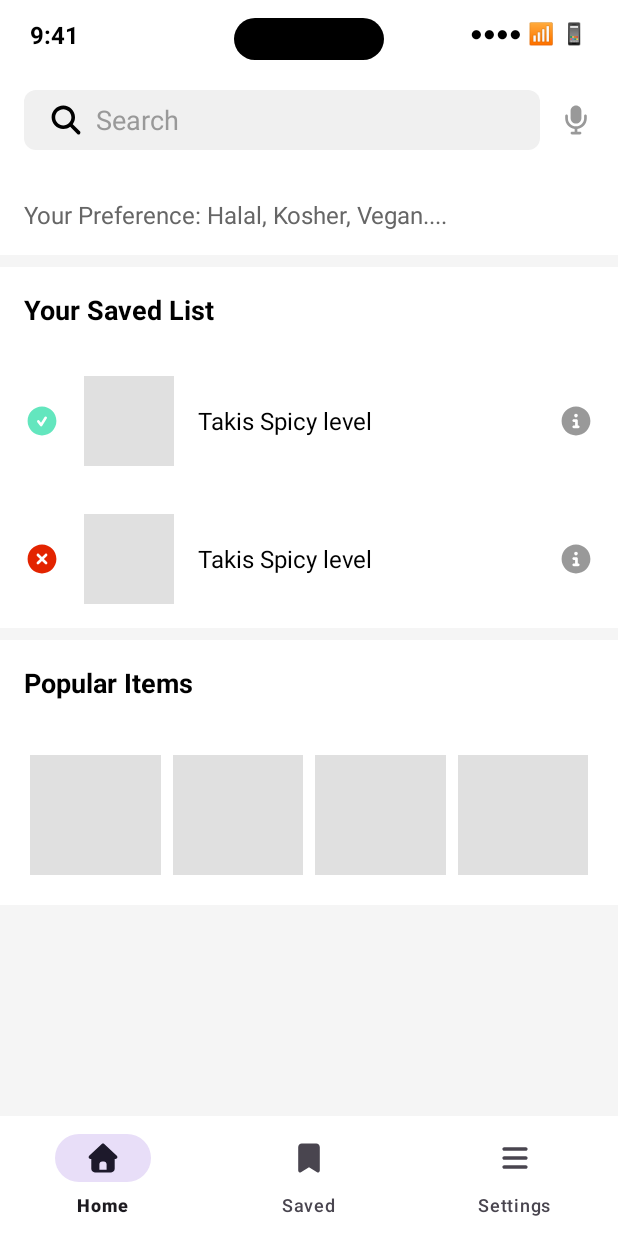
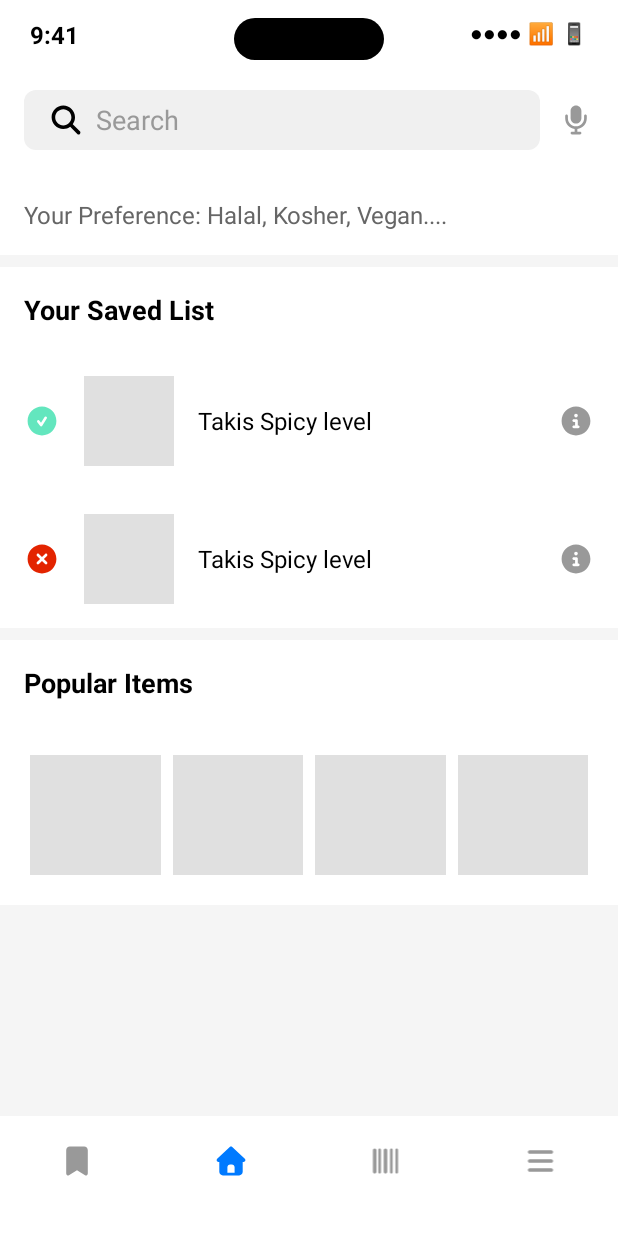
Before and after one commit to RahemHossain/DietaryScanner, an Android app: the homescreen screen opened directly, with no data from a screen before it, on a phone screen of 412 x 824 dp. Run offline under Robolectric (Android 15) with nearby library versions, the phone set to English and light mode, and no system bars.

Commit message:
added barcode button to homepage

```diff
--- a/app/src/main/java/com/example/dietaryscanner/homescreen.java
+++ b/app/src/main/java/com/example/dietaryscanner/homescreen.java
@@ -1,7 +1,11 @@
 package com.example.dietaryscanner; // Or your actual package name
 
+import android.content.Intent;
+import android.graphics.Color;
 import android.os.Bundle;
+import android.widget.ImageView;
 import androidx.appcompat.app.AppCompatActivity;
+import androidx.core.content.ContextCompat;
 import androidx.fragment.app.Fragment;
 import androidx.fragment.app.FragmentManager;
 import androidx.fragment.app.FragmentTransaction;
@@ -11,6 +15,9 @@ import com.example.dietaryscanner.databinding.HomescreenBinding;
 
 public class homescreen extends AppCompatActivity {
 
+    private HomescreenBinding binding;
+    private ImageView navSaved, navHome, navBarcode, navMenu;
+
     @Override
     protected void onCreate(Bundle savedInstanceState) {
         super.onCreate(savedInstanceState);
@@ -18,27 +25,47 @@ public class homescreen extends AppCompatActivity {
         // 3. Inflate the layout using the HomescreenBinding class
         // 2. Declare a variable for the binding class
         // Changed from ActivityMainBinding
-        HomescreenBinding binding = HomescreenBinding.inflate(getLayoutInflater());
+        binding = HomescreenBinding.inflate(getLayoutInflater());
 
         // 4. Set the content view to the root of the binding
         setContentView(binding.getRoot());
+
+        // Initialize navigation ImageViews
+        navSaved = binding.navSaved;
+        navHome = binding.navHome;
+        navBarcode = binding.navBarcode;
+        navMenu = binding.navMenu;
 
         // Initial fragment replacement (if you still need this)
         if (savedInstanceState == null) { // Good practice to only add initial fragment if savedInstanceState is null
             replaceFragment(new HomeFragment());
         }
 
+        // Set up click listeners for navigation items
+        setupNavigationListeners();
+    }
 
-        binding.bottomNavigationView.setOnItemSelectedListener(item -> {
-            int itemId = item.getItemId();
-            if (itemId == R.id.homeFragment) {
-                replaceFragment(new HomeFragment());
-            } else if (itemId == R.id.savedFragment) {
-                replaceFragment(new SavedFragment());
-            } else if (itemId == R.id.settingsFragment) {
-                replaceFragment(new SettingsFragment());
-            }
-            return true;
+    private void setupNavigationListeners() {
+        navSaved.setOnClickListener(v -> {
+            replaceFragment(new SavedFragment());
+            updateNavigationTints(navSaved);
+        });
+
+        navHome.setOnClickListener(v -> {
+            replaceFragment(new HomeFragment());
+            updateNavigationTints(navHome);
+        });
+
+        navBarcode.setOnClickListener(v -> {
+            // Navigate to camera screen
+            Intent intent = new Intent(homescreen.this, cameraActivity.class);
+            startActivity(intent);
+            // Note: Don't update tints for barcode since it's launching a new activity
+        });
+
+        navMenu.setOnClickListener(v -> {
+            replaceFragment(new SettingsFragment());
+            updateNavigationTints(navMenu);
         });
     }
 
@@ -49,4 +76,16 @@ public class homescreen extends AppCompatActivity {
         fragmentTransaction.replace(R.id.frame_layout, fragment);
         fragmentTransaction.commit();
     }
+
+    // Helper method to update navigation item tints
+    private void updateNavigationTints(ImageView selectedItem) {
+        // Reset all to gray
+        navSaved.setColorFilter(ContextCompat.getColor(this, android.R.color.darker_gray));
+        navHome.setColorFilter(ContextCompat.getColor(this, android.R.color.darker_gray));
+        navBarcode.setColorFilter(ContextCompat.getColor(this, android.R.color.darker_gray));
+        navMenu.setColorFilter(ContextCompat.getColor(this, android.R.color.darker_gray));
+
+        // Set selected to blue
+        selectedItem.setColorFilter(Color.parseColor("#007AFF"));
+    }
 }
--- a/app/src/main/res/layout/homescreen.xml
+++ b/app/src/main/res/layout/homescreen.xml
@@ -18,14 +18,63 @@
     </FrameLayout>
 
 
-    <com.google.android.material.bottomnavigation.BottomNavigationView
+    <!-- Bottom Navigation -->
+    <LinearLayout
         android:id="@+id/bottomNavigationView"
         android:layout_width="match_parent"
-        android:layout_height="wrap_content"
+        android:layout_height="80dp"
+        android:orientation="horizontal"
         android:background="#FFFFFF"
+        android:gravity="center"
+        android:paddingBottom="20dp"
         app:layout_constraintBottom_toBottomOf="parent"
         app:layout_constraintStart_toStartOf="parent"
-        app:layout_constraintEnd_toEndOf="parent"
-        app:menu="@menu/bottom_nav_menu" />
+        app:layout_constraintEnd_toEndOf="parent">
+
+        <ImageView
+            android:id="@+id/nav_saved"
+            android:layout_width="0dp"
+            android:layout_height="24dp"
+            android:layout_weight="1"
+            android:src="@drawable/ic_bookmark"
+            app:tint="#999999"
+            android:layout_gravity="center"
+            android:clickable="true"
+            android:focusable="true" />
+
+        <ImageView
+            android:id="@+id/nav_home"
+            android:layout_width="0dp"
+            android:layout_height="24dp"
+            android:layout_weight="1"
+            android:src="@drawable/ic_home"
+            app:tint="#007AFF"
+            android:layout_gravity="center"
+            android:clickable="true"
+            android:focusable="true" />
+
+        <ImageView
+            android:id="@+id/nav_barcode"
+            android:layout_width="0dp"
+            android:layout_height="24dp"
+            android:layout_weight="1"
+            android:src="@drawable/ic_barcode"
+            app:tint="#999999"
+            android:layout_gravity="center"
+            android:clickable="true"
+            android:focusable="true" />
+
+        <ImageView
+            android:id="@+id/nav_menu"
+            android:layout_width="0dp"
+            android:layout_height="24dp"
+            android:layout_weight="1"
+            android:src="@drawable/ic_menu"
+            app:tint="#999999"
+            android:layout_gravity="center"
+            android:clickable="true"
+            android:focusable="true" />
+
+    </LinearLayout>
 
 </androidx.constraintlayout.widget.ConstraintLayout>
```
